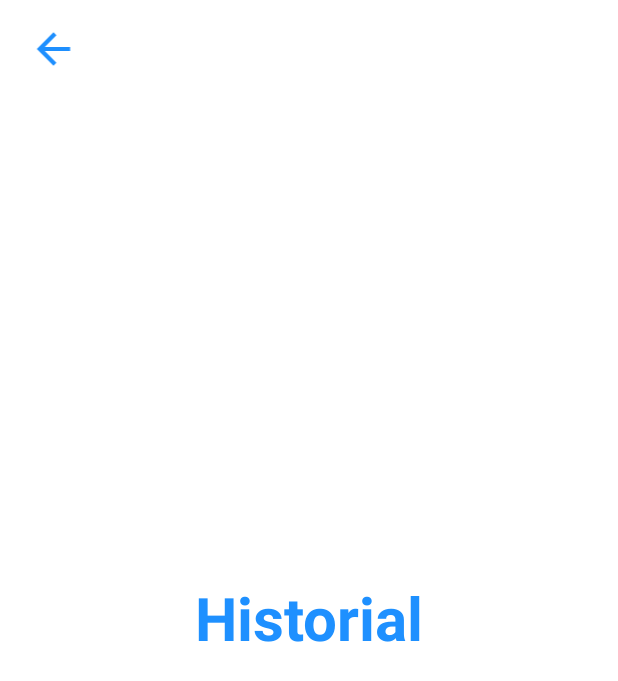
After one commit to laloretom/UnaAyuditaAqui, an Android app: the HistoryActivity screen opened directly, with no data from a screen before it, on a phone screen of 412 x 824 dp. The commit adds this screen. Shown: the top 681 px of the screen. Run offline under Robolectric (Android 15) with nearby library versions, the phone set to English and light mode, and no system bars; our stand-ins replace Firebase (no records; nobody signed in at launch, a user with empty details on screens opened directly).

Commit message:
Activity Main V4

```diff
--- /dev/null
+++ b/app/src/main/java/com/unaayuditaaqui/unaayuditaaqui/HistoryActivity.kt
@@ -0,0 +1,30 @@
+package com.unaayuditaaqui.unaayuditaaqui
+
+import android.content.Intent
+import android.os.Bundle
+import androidx.appcompat.app.AppCompatActivity
+import com.google.firebase.auth.FirebaseAuth
+import com.google.firebase.auth.ktx.auth
+import com.google.firebase.database.FirebaseDatabase
+import com.google.firebase.ktx.Firebase
+import com.unaayuditaaqui.unaayuditaaqui.databinding.ActivityHistoryBinding
+
+class HistoryActivity : AppCompatActivity() {
+    private lateinit var binding: ActivityHistoryBinding
+    private lateinit var auth: FirebaseAuth
+    private lateinit var database: FirebaseDatabase
+
+    override fun onCreate(savedInstanceState: Bundle?) {
+        super.onCreate(savedInstanceState)
+
+        binding = ActivityHistoryBinding.inflate(layoutInflater)
+        setContentView(binding.root)
+        auth = Firebase.auth
+        database = FirebaseDatabase.getInstance()
+
+        binding.backImageView.setOnClickListener {
+            val intent = Intent(this, MainActivity::class.java)
+            this.startActivity(intent)
+        }
+    }
+}
--- a/app/src/main/java/com/unaayuditaaqui/unaayuditaaqui/MyAccountActivity.kt
+++ b/app/src/main/java/com/unaayuditaaqui/unaayuditaaqui/MyAccountActivity.kt
@@ -1,5 +1,6 @@
 package com.unaayuditaaqui.unaayuditaaqui
 
+import android.content.Intent
 import android.os.Bundle
 import android.widget.Toast
 import androidx.appcompat.app.AppCompatActivity
@@ -26,6 +27,11 @@ class MyAccountActivity : AppCompatActivity() {
         database = FirebaseDatabase.getInstance()
 
         updateUI ()
+
+        binding.backImageView.setOnClickListener {
+            val intent = Intent(this, MainActivity::class.java)
+            this.startActivity(intent)
+        }
 
         binding.updateProfileAppCompatButton.setOnClickListener {
             val name = binding.nameEditText.text.toString()
--- /dev/null
+++ b/app/src/main/res/drawable/ic_history.xml
@@ -0,0 +1,6 @@
+<vector android:height="24dp" android:tint="#1E8FFE"
+    android:viewportHeight="24" android:viewportWidth="24"
+    android:width="24dp" xmlns:android="http://schemas.android.com/apk/res/android">
+    <path android:fillColor="@android:color/white" android:pathData="M18,11c1.49,0 2.87,0.47 4,1.26V8c0,-1.11 -0.89,-2 -2,-2h-4V4c0,-1.11 -0.89,-2 -2,-2h-4C8.89,2 8,2.89 8,4v2H4C2.89,6 2.01,6.89 2.01,8L2,19c0,1.11 0.89,2 2,2h7.68C11.25,20.09 11,19.08 11,18C11,14.13 14.13,11 18,11zM10,4h4v2h-4V4z"/>
+    <path android:fillColor="@android:color/white" android:pathData="M18,13c-2.76,0 -5,2.24 -5,5s2.24,5 5,5s5,-2.24 5,-5S20.76,13 18,13zM19.65,20.35l-2.15,-2.15V15h1v2.79l1.85,1.85L19.65,20.35z"/>
+</vector>
--- /dev/null
+++ b/app/src/main/res/drawable/ic_message.xml
@@ -0,0 +1,5 @@
+<vector android:autoMirrored="true" android:height="24dp"
+    android:tint="#1E8FFE" android:viewportHeight="24"
+    android:viewportWidth="24" android:width="24dp" xmlns:android="http://schemas.android.com/apk/res/android">
+    <path android:fillColor="@android:color/white" android:pathData="M20,2L4,2c-1.1,0 -1.99,0.9 -1.99,2L2,22l4,-4h14c1.1,0 2,-0.9 2,-2L22,4c0,-1.1 -0.9,-2 -2,-2zM18,14L6,14v-2h12v2zM18,11L6,11L6,9h12v2zM18,8L6,8L6,6h12v2z"/>
+</vector>
--- /dev/null
+++ b/app/src/main/res/layout/activity_history.xml
@@ -0,0 +1,30 @@
+<?xml version="1.0" encoding="utf-8"?>
+<androidx.constraintlayout.widget.ConstraintLayout xmlns:android="http://schemas.android.com/apk/res/android"
+    xmlns:app="http://schemas.android.com/apk/res-auto"
+    xmlns:tools="http://schemas.android.com/tools"
+    android:layout_width="match_parent"
+    android:layout_height="match_parent"
+    tools:context=".HistoryActivity">
+
+        <ImageView
+        android:id="@+id/backImageView"
+        android:layout_width="39dp"
+        android:layout_height="33dp"
+        android:layout_marginStart="16dp"
+        android:layout_marginTop="16dp"
+        android:contentDescription="@string/all"
+        app:layout_constraintStart_toStartOf="parent"
+        app:layout_constraintTop_toTopOf="parent"
+        app:srcCompat="@drawable/ic_back"
+        tools:ignore="VectorDrawableCompat" />
+
+    <TextView
+        android:layout_width="match_parent"
+        android:layout_height="match_parent"
+        android:text="@string/history"
+        android:textStyle="bold"
+        android:textSize="40dp"
+        android:textColor="@color/colorPrimary"
+        android:gravity="center"/>
+
+</androidx.constraintlayout.widget.ConstraintLayout>
```
Also changed, not shown: app/src/main/AndroidManifest.xml (+35 -0 lines), app/src/main/java/com/unaayuditaaqui/unaayuditaaqui/HomeActivity.kt (added, +31 -0 lines), app/src/main/java/com/unaayuditaaqui/unaayuditaaqui/MainActivity.kt (+22 -3 lines), app/src/main/java/com/unaayuditaaqui/unaayuditaaqui/MessagesActivity.kt (added, +31 -0 lines), app/src/main/java/com/unaayuditaaqui/unaayuditaaqui/MyServicesActivity.kt (added, +31 -0 lines), app/src/main/java/com/unaayuditaaqui/unaayuditaaqui/SearchActivity.kt (added, +32 -0 lines), app/src/main/res/layout/activity_home.xml (added, +30 -0 lines), app/src/main/res/layout/activity_main.xml (+6 -6 lines), app/src/main/res/layout/activity_messages.xml (added, +30 -0 lines), app/src/main/res/layout/activity_my_services.xml (added, +30 -0 lines), app/src/main/res/layout/activity_search.xml (added, +30 -0 lines), app/src/main/res/values/strings.xml (+4 -3 lines).
